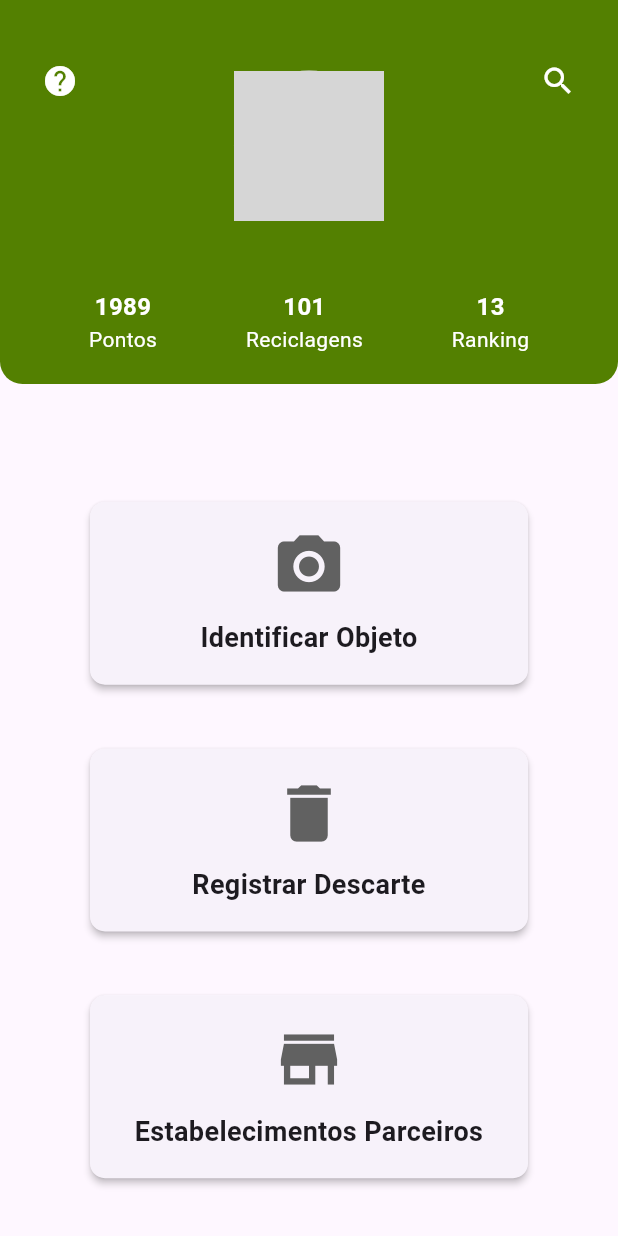
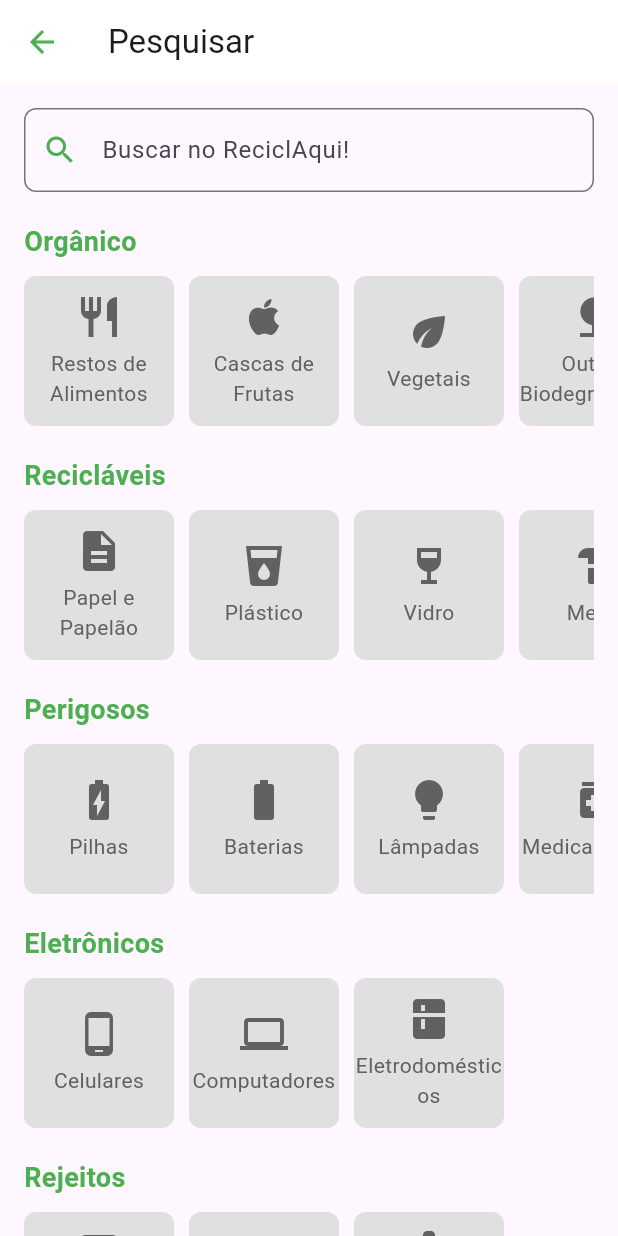
Before and after one commit to juhroque/reciclaqui, a Flutter app: the HomePage screen opened directly with empty values, after a tap on the "search" icon, on a phone screen of 412 x 824 dp. Run offline on Flutter 3.47's test engine with Material 3 defaults, Android fonts, the phone set to English and light mode, and no system bars; grey boxes are pictures that could not be loaded.

Commit message:
search screen

```diff
--- a/lib/main.dart
+++ b/lib/main.dart
@@ -6,6 +6,7 @@ import 'package:reciclaqui/pages/Signup_Screen.dart';
 import 'package:reciclaqui/pages/Welcome_Screen.dart';
 import 'package:reciclaqui/pages/Reason_Screen.dart';
 import 'package:reciclaqui/pages/Partners_Screen.dart';
+import 'package:reciclaqui/pages/Search_Screen.dart';
 
 void main() {
   runApp(const MyApp());
@@ -27,6 +28,7 @@ class MyApp extends StatelessWidget {
         '/reason': (context) => ReasonScreen(),
         '/partners': (context) => PartnersScreen(),
         '/registerDiscard': (context) => RegisterDiscardPage(),
+        '/search': (context) => SearchScreen(),
       },
     );
   }
--- a/lib/pages/Home_Page.dart
+++ b/lib/pages/Home_Page.dart
@@ -1,5 +1,6 @@
 import 'package:flutter/material.dart';
-import 'Reason_Screen.dart'; // navegacao
+import 'Reason_Screen.dart'; // navegaca
+import 'Search_Screen.dart';
 
 class HomePage extends StatelessWidget {
   const HomePage({super.key});
@@ -52,8 +53,10 @@ class HomePage extends StatelessWidget {
             child: IconButton(
               icon: Icon(Icons.search, color: Colors.white),
               onPressed: () {
-                // Ação ao pressionar o ícone de busca
-                print('Busca clicada');
+                Navigator.push(
+                  context,
+                  MaterialPageRoute(builder: (context) => SearchScreen()),
+                );
               },
             ),
           ),
--- /dev/null
+++ b/lib/pages/Search_Screen.dart
@@ -0,0 +1,128 @@
+import 'package:flutter/material.dart';
+
+class SearchScreen extends StatelessWidget {
+  const SearchScreen({super.key});
+
+  @override
+  Widget build(BuildContext context) {
+    return Scaffold(
+      appBar: AppBar(
+        leading: IconButton(
+          icon: Icon(Icons.arrow_back),
+          onPressed: () {
+            Navigator.pop(context);
+          },
+        ),
+        title: Text('Pesquisar'),
+        backgroundColor: Colors.white,
+        iconTheme: IconThemeData(color: Colors.green),
+      ),
+      body: SingleChildScrollView(
+        padding: const EdgeInsets.all(16.0),
+        child: Column(
+          crossAxisAlignment: CrossAxisAlignment.start,
+          children: [
+            TextField(
+              decoration: InputDecoration(
+                hintText: 'Buscar no ReciclAqui!',
+                prefixIcon: Icon(Icons.search, color: Colors.green),
+                border: OutlineInputBorder(
+                  borderRadius: BorderRadius.circular(8.0),
+                ),
+                focusedBorder: OutlineInputBorder(
+                  borderSide: BorderSide(color: Colors.green),
+                  borderRadius: BorderRadius.circular(8.0),
+                ),
+              ),
+            ),
+            SizedBox(height: 20),
+            _buildCategorySection('Orgânico', [
+              {'label': 'Restos de Alimentos', 'icon': Icons.restaurant},
+              {'label': 'Cascas de Frutas', 'icon': Icons.apple},
+              {'label': 'Vegetais', 'icon': Icons.eco},
+              {'label': 'Outros Biodegradáveis', 'icon': Icons.nature},
+            ]),
+            SizedBox(height: 20),
+            _buildCategorySection('Recicláveis', [
+              {'label': 'Papel e Papelão', 'icon': Icons.description},
+              {'label': 'Plástico', 'icon': Icons.local_drink},
+              {'label': 'Vidro', 'icon': Icons.wine_bar},
+              {'label': 'Metal', 'icon': Icons.hardware},
+            ]),
+            SizedBox(height: 20),
+            _buildCategorySection('Perigosos', [
+              {'label': 'Pilhas', 'icon': Icons.battery_charging_full},
+              {'label': 'Baterias', 'icon': Icons.battery_std},
+              {'label': 'Lâmpadas', 'icon': Icons.lightbulb},
+              {'label': 'Medicamentos', 'icon': Icons.medication},
+            ]),
+            SizedBox(height: 20),
+            _buildCategorySection('Eletrônicos', [
+              {'label': 'Celulares', 'icon': Icons.phone_android},
+              {'label': 'Computadores', 'icon': Icons.computer},
+              {'label': 'Eletrodomésticos', 'icon': Icons.kitchen},
+            ]),
+            SizedBox(height: 20),
+            _buildCategorySection('Rejeitos', [
+              {'label': 'Papéis Higiênicos', 'icon': Icons.article},
+              {'label': 'Fraldas', 'icon': Icons.baby_changing_station},
+              {'label': 'Esponjas Usadas', 'icon': Icons.cleaning_services},
+            ]),
+          ],
+        ),
+      ),
+    );
+  }
+
+  Widget _buildCategorySection(String title, List<Map<String, dynamic>> items) {
+    return Column(
+      crossAxisAlignment: CrossAxisAlignment.start,
+      children: [
+        Text(
+          title,
+          style: TextStyle(
+            color: Colors.green,
+            fontSize: 18,
+            fontWeight: FontWeight.bold,
+          ),
+        ),
+        SizedBox(height: 10),
+        SingleChildScrollView(
+          scrollDirection: Axis.horizontal,
+          child: Row(
+            children: items
+                .map((item) => _buildCard(item['label'], item['icon']))
+                .toList(),
+          ),
+        ),
+      ],
+    );
+  }
+
+  Widget _buildCard(String label, IconData icon) {
+    return Container(
+      width: 100,
+      height: 100,
+      margin: EdgeInsets.only(right: 10), // espaço entre os cards
+      decoration: BoxDecoration(
+        color: Colors.grey[300],
+        borderRadius: BorderRadius.circular(8),
+      ),
+      child: Column(
+        mainAxisAlignment: MainAxisAlignment.center,
+        children: [
+          Icon(icon, size: 32, color: Colors.grey[700]), // icone
+          SizedBox(height: 5),
+          Text(
+            label,
+            textAlign: TextAlign.center,
+            style: TextStyle(
+              color: Colors.grey[700],
+              fontSize: 14,
+            ),
+          ),
+        ],
+      ),
+    );
+  }
+}
```
Also changed, not shown: 1 other file.
